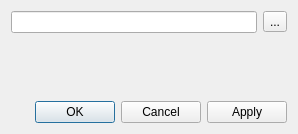
Before: the Qt Designer form src/ui/qgsformannotationdialogbase.ui in qgis/QGIS, drawn with Qt 5.
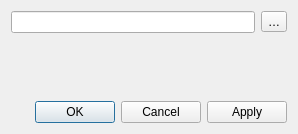
After: the same form once the commit is applied.

Patch:
```diff
--- a/src/ui/qgsformannotationdialogbase.ui
+++ b/src/ui/qgsformannotationdialogbase.ui
@@ -22,7 +22,7 @@
      <item>
       <widget class="QToolButton" name="mBrowseToolButton">
        <property name="text">
-        <string>...</string>
+        <string>…</string>
        </property>
       </widget>
      </item>
```
